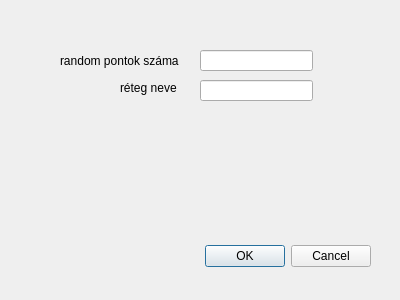
Qt form myplugin_dialog_base.ui (pappmarci95/Testudo_hermanni) before a commit.
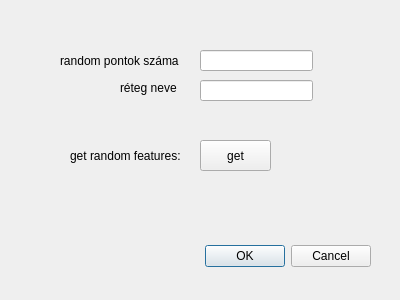
The same form after that commit.

Patch:
```diff
--- a/myplugin_dialog_base.ui
+++ b/myplugin_dialog_base.ui
@@ -75,6 +75,32 @@
     </rect>
    </property>
   </widget>
+  <widget class="QLabel" name="label_3">
+   <property name="geometry">
+    <rect>
+     <x>70</x>
+     <y>140</y>
+     <width>131</width>
+     <height>31</height>
+    </rect>
+   </property>
+   <property name="text">
+    <string>get random features:</string>
+   </property>
+  </widget>
+  <widget class="QPushButton" name="get_random">
+   <property name="geometry">
+    <rect>
+     <x>200</x>
+     <y>140</y>
+     <width>71</width>
+     <height>31</height>
+    </rect>
+   </property>
+   <property name="text">
+    <string>get</string>
+   </property>
+  </widget>
  </widget>
  <resources/>
  <connections>
```
